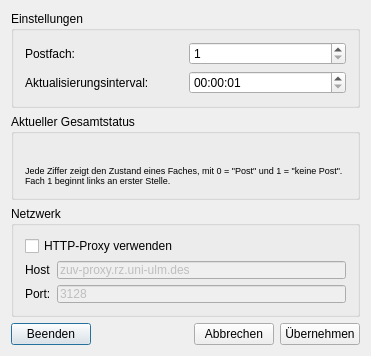
Qt form pndialog.ui (sschober/postnot-tray) before a commit.
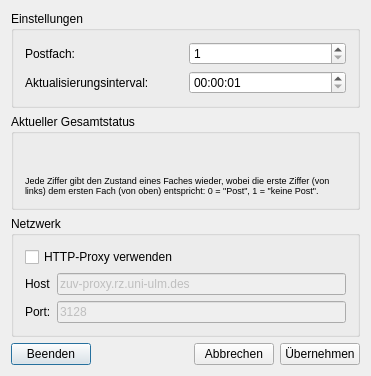
The same form after that commit. Icons and pictures are not drawn.

Commit message:
Erklärungstext zu Gesamtstatus überarbeitet
Closes #11

Diff of the .ui file:
```diff
--- a/pndialog.ui
+++ b/pndialog.ui
@@ -7,7 +7,7 @@
     <x>0</x>
     <y>0</y>
     <width>371</width>
-    <height>345</height>
+    <height>376</height>
    </rect>
   </property>
   <property name="windowTitle">
@@ -95,7 +95,7 @@
          </font>
         </property>
         <property name="text">
-         <string>Jede Ziffer zeigt den Zustand eines Faches, mit 0 = &quot;Post&quot; und 1 = &quot;keine Post&quot;. Fach 1 beginnt links an erster Stelle.</string>
+         <string>Jede Ziffer gibt den Zustand eines Faches wieder, wobei die erste Ziffer (von links) dem ersten Fach (von oben) entspricht: 0 = &quot;Post&quot;, 1 = &quot;keine Post&quot;.</string>
         </property>
         <property name="wordWrap">
          <bool>true</bool>
```
